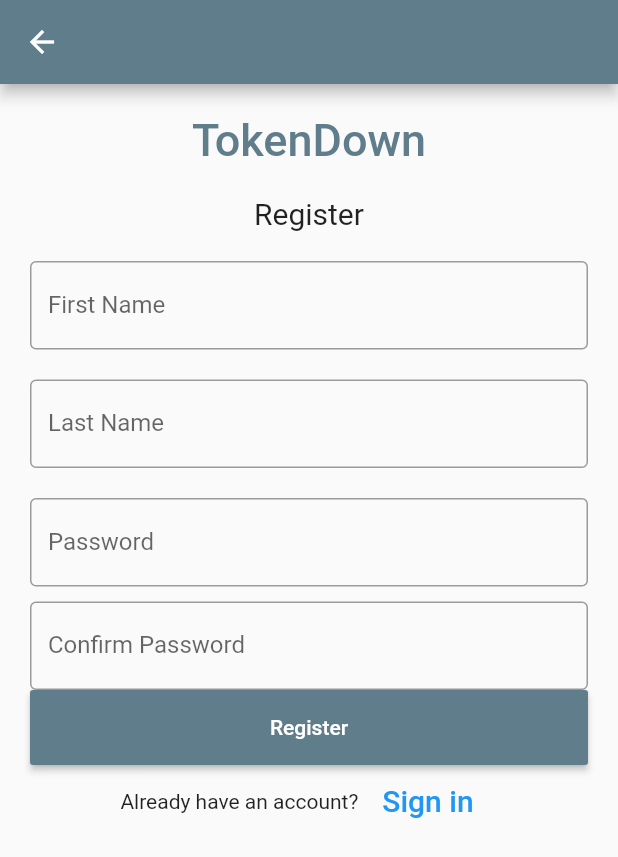
After one commit to siddhantshingi/Parcha, a Flutter app: the screen it shows after launch, after a tap on "Register", on a phone screen of 412 x 824 dp. The commit adds this screen. Shown: the top 857 px of the screen. Run offline on Flutter 3.47's test engine with Material 2 defaults, Android fonts, the phone set to English and light mode, and no system bars.

Commit message:
register page added; navigation setup;

```diff
--- a/token_system/lib/main.dart
+++ b/token_system/lib/main.dart
@@ -1,106 +1,8 @@
 import 'package:flutter/material.dart';
+import './screens/login.dart';
 
 void main() {
   runApp(MaterialApp(
-    home: TokenSystemApp(),
+    home: Login(),
   ));
 }
-
-class TokenSystemApp extends StatefulWidget {
-  @override
-  _State createState() => _State();
-}
-
-class _State extends State<TokenSystemApp> {
-  TextEditingController nameController = TextEditingController();
-  TextEditingController passwordController = TextEditingController();
-
-  @override
-  Widget build(BuildContext context) {
-    return Scaffold(
-        appBar: AppBar(
-          backgroundColor: Colors.blueGrey,
-        ),
-        body: Padding(
-            padding: EdgeInsets.all(10),
-            child: ListView(
-              children: <Widget>[
-                Container(
-                    alignment: Alignment.center,
-                    padding: EdgeInsets.all(10),
-                    child: Text(
-                      'TokenDown',
-                      style: TextStyle(
-                          color: Colors.blueGrey,
-                          fontWeight: FontWeight.w500,
-                          fontSize: 30),
-                    )),
-                Container(
-                    alignment: Alignment.center,
-                    padding: EdgeInsets.all(10),
-                    child: Text(
-                      'Sign in',
-                      style: TextStyle(fontSize: 20),
-                    )),
-                Container(
-                  padding: EdgeInsets.all(10),
-                  child: TextField(
-                    controller: nameController,
-                    decoration: InputDecoration(
-                      border: OutlineInputBorder(),
-                      labelText: 'User Name',
-                    ),
-                  ),
-                ),
-                Container(
-                  padding: EdgeInsets.fromLTRB(10, 10, 10, 0),
-                  child: TextField(
-                    obscureText: true,
-                    controller: passwordController,
-                    decoration: InputDecoration(
-                      border: OutlineInputBorder(),
-                      labelText: 'Password',
-                    ),
-                  ),
-                ),
-                FlatButton(
-                  onPressed: () {
-                    //forgot password screen
-                  },
-                  textColor: Colors.blue,
-                  child: Text('Forgot Password'),
-                ),
-                Container(
-                    height: 50,
-                    padding: EdgeInsets.fromLTRB(10, 0, 10, 0),
-                    child: RaisedButton(
-                      textColor: Colors.white,
-                      color: Colors.blueGrey,
-                      child: Text('Login'),
-                      onPressed: () {
-                        // Call to the Login API here
-                        print(nameController.text);
-                        print(passwordController.text);
-                      },
-                    )),
-                Container(
-                    child: Row(
-                  children: <Widget>[
-                    Text('Do not have an account?'),
-                    FlatButton(
-                      textColor: Colors.blue,
-                      child: Text(
-                        'Sign in',
-                        style: TextStyle(fontSize: 20),
-                      ),
-                      onPressed: () {
-                        //signup screen
-                      },
-                    )
-                  ],
-                  mainAxisAlignment: MainAxisAlignment.center,
-                ))
-              ],
-            )));
-  }
-}
--- /dev/null
+++ b/token_system/lib/screens/login.dart
@@ -0,0 +1,106 @@
+import 'package:flutter/material.dart';
+import './register.dart';
+
+class Login extends StatefulWidget {
+  @override
+  _LoginState createState() => _LoginState();
+}
+
+class _LoginState extends State<Login> {
+  TextEditingController nameController = TextEditingController();
+  TextEditingController passwordController = TextEditingController();
+
+  @override
+  Widget build(BuildContext context) {
+    return Scaffold(
+        appBar: AppBar(
+          backgroundColor: Colors.blueGrey,
+        ),
+        body: Padding(
+            padding: EdgeInsets.all(10),
+            child: ListView(
+              children: <Widget>[
+                Container(
+                    alignment: Alignment.center,
+                    padding: EdgeInsets.all(10),
+                    child: Text(
+                      'TokenDown',
+                      style: TextStyle(
+                          color: Colors.blueGrey,
+                          fontWeight: FontWeight.w500,
+                          fontSize: 30),
+                    )),
+                Container(
+                    alignment: Alignment.center,
+                    padding: EdgeInsets.all(10),
+                    child: Text(
+                      'Sign in',
+                      style: TextStyle(fontSize: 20),
+                    )),
+                Container(
+                  padding: EdgeInsets.all(10),
+                  child: TextField(
+                    controller: nameController,
+                    decoration: InputDecoration(
+                      border: OutlineInputBorder(),
+                      labelText: 'User Name',
+                    ),
+                  ),
+                ),
+                Container(
+                  padding: EdgeInsets.fromLTRB(10, 10, 10, 0),
+                  child: TextField(
+                    obscureText: true,
+                    controller: passwordController,
+                    decoration: InputDecoration(
+                      border: OutlineInputBorder(),
+                      labelText: 'Password',
+                    ),
+                  ),
+                ),
+                FlatButton(
+                  onPressed: () {
+                    //forgot password screen
+                  },
+                  textColor: Colors.blue,
+                  child: Text('Forgot Password'),
+                ),
+                Container(
+                    height: 50,
+                    padding: EdgeInsets.fromLTRB(10, 0, 10, 0),
+                    child: RaisedButton(
+                      textColor: Colors.white,
+                      color: Colors.blueGrey,
+                      child: Text('Login'),
+                      onPressed: () {
+                        // TODO: add validation function
+                        // TODO: call login API
+                        print(nameController.text);
+                        print(passwordController.text);
+                      },
+                    )),
+                Container(
+                    child: Row(
+                      children: <Widget>[
+                        Text('Do not have an account?'),
+                        FlatButton(
+                          textColor: Colors.blue,
+                          child: Text(
+                            'Register',
+                            style: TextStyle(fontSize: 20),
+                          ),
+                          onPressed: () {
+                            //signup screen
+                            Navigator.push(
+                              context,
+                              MaterialPageRoute(builder: (context) => Register()),
+                            );
+                          },
+                        )
+                      ],
+                      mainAxisAlignment: MainAxisAlignment.center,
+                    ))
+              ],
+            )));
+  }
+}
--- /dev/null
+++ b/token_system/lib/screens/register.dart
@@ -0,0 +1,120 @@
+import 'package:flutter/material.dart';
+
+class Register extends StatefulWidget {
+  @override
+  _RegisterState createState() => _RegisterState();
+}
+
+class _RegisterState extends State<Register> {
+  TextEditingController firstNameController = TextEditingController();
+  TextEditingController lastNameController = TextEditingController();
+  TextEditingController passwordController = TextEditingController();
+  TextEditingController confirmPasswordController = TextEditingController();
+
+  @override
+  Widget build(BuildContext context) {
+    return Scaffold(
+        appBar: AppBar(
+          backgroundColor: Colors.blueGrey,
+        ),
+        body: Padding(
+            padding: EdgeInsets.all(10),
+            child: ListView(
+              children: <Widget>[
+                Container(
+                    alignment: Alignment.center,
+                    padding: EdgeInsets.all(10),
+                    child: Text(
+                      'TokenDown',
+                      style: TextStyle(
+                          color: Colors.blueGrey,
+                          fontWeight: FontWeight.w500,
+                          fontSize: 30),
+                    )),
+                Container(
+                    alignment: Alignment.center,
+                    padding: EdgeInsets.all(10),
+                    child: Text(
+                      'Register',
+                      style: TextStyle(fontSize: 20),
+                    )),
+                Container(
+                  padding: EdgeInsets.all(10),
+                  child: TextField(
+                    controller: firstNameController,
+                    decoration: InputDecoration(
+                      border: OutlineInputBorder(),
+                      labelText: 'First Name',
+                    ),
+                  ),
+                ),
+                Container(
+                  padding: EdgeInsets.all(10),
+                  child: TextField(
+                    controller: lastNameController,
+                    decoration: InputDecoration(
+                      border: OutlineInputBorder(),
+                      labelText: 'Last Name',
+                    ),
+                  ),
+                ),
+                Container(
+                  padding: EdgeInsets.fromLTRB(10, 10, 10, 0),
+                  child: TextField(
+                    obscureText: true,
+                    controller: passwordController,
+                    decoration: InputDecoration(
+                      border: OutlineInputBorder(),
+                      labelText: 'Password',
+                    ),
+                  ),
+                ),
+                Container(
+                  padding: EdgeInsets.fromLTRB(10, 10, 10, 0),
+                  child: TextField(
+                    obscureText: true,
+                    controller: confirmPasswordController,
+                    decoration: InputDecoration(
+                      border: OutlineInputBorder(),
+                      labelText: 'Confirm Password',
+                    ),
+                  ),
+                ),
+                Container(
+                    height: 50,
+                    padding: EdgeInsets.fromLTRB(10, 0, 10, 0),
+                    child: RaisedButton(
+                      textColor: Colors.white,
+                      color: Colors.blueGrey,
+                      child: Text('Register'),
+                      onPressed: () {
+                        // TODO: add validation function
+                        // TODO: call register API
+                        print(firstNameController.text);
+                        print(lastNameController.text);
+                        print(passwordController.text);
+                        print(confirmPasswordController.text);
+                      },
+                    )),
+                Container(
+                    child: Row(
+                      children: <Widget>[
+                        Text('Already have an account?'),
+                        FlatButton(
+                          textColor: Colors.blue,
+                          child: Text(
+                            'Sign in',
+                            style: TextStyle(fontSize: 20),
+                          ),
+                          onPressed: () {
+                            //signin screen
+                            Navigator.pop(context);
+                          },
+                        )
+                      ],
+                      mainAxisAlignment: MainAxisAlignment.center,
+                    ))
+              ],
+            )));
+  }
+}
```
Also changed, not shown: token_system/pubspec.lock, 2 other files.
